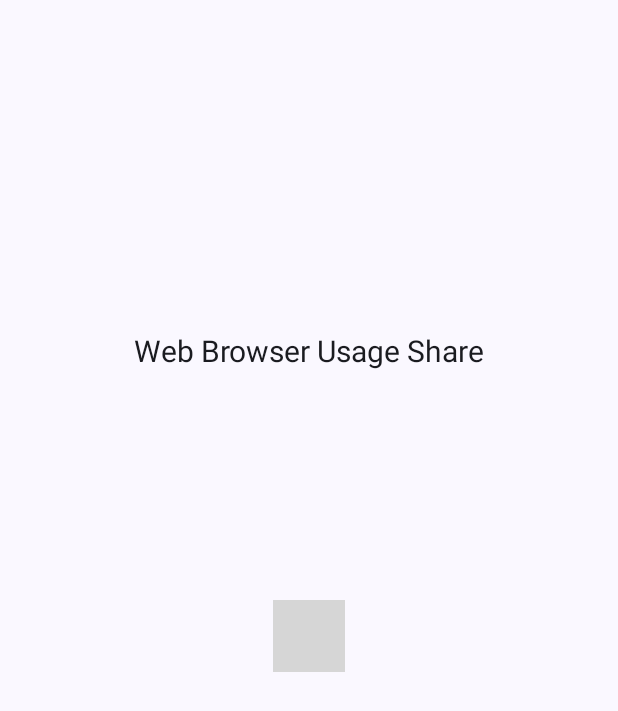
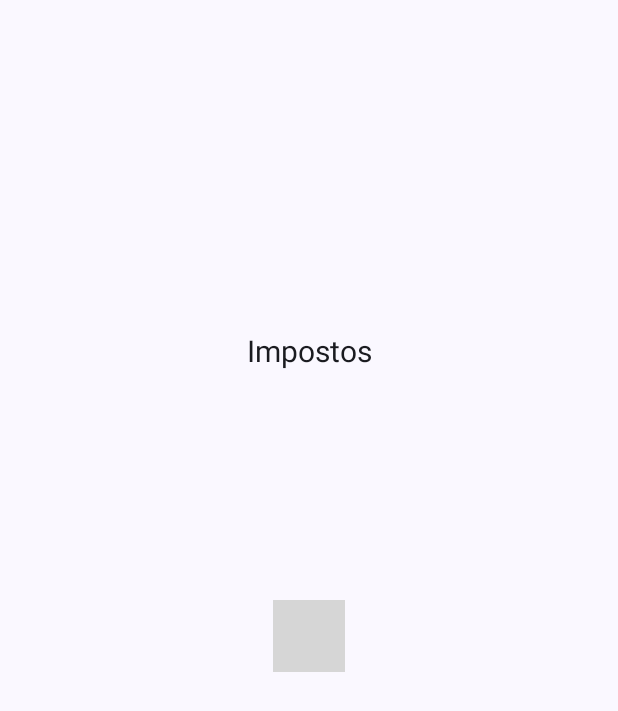
Before and after one commit to gustavodm2/fiscalize-frontend, an Android app built with Jetpack Compose: the SimplesActivity screen opened through its navigation route, on a phone screen of 412 x 824 dp. Shown: the top 711 px of the screen. Run offline under Robolectric (Android 15) with nearby library versions, the light colour scheme and no system bars; our stand-ins replace accompanist; libraries missing offline, so code that uses them is left out: com.github.mikephil.charting; 3 statements that could not run were skipped; grey boxes are pictures that could not be loaded.

Commit message:
minor fix

```diff
--- a/app/src/main/java/com/example/fiscalize/activities/SimplesActivity.kt
+++ b/app/src/main/java/com/example/fiscalize/activities/SimplesActivity.kt
@@ -64,7 +64,7 @@ fun SimplesActivity(modifier: Modifier = Modifier, navController: NavHostControl
                     // on below line we are creating a simple text
                     // and specifying a text as Web browser usage share
                     Text(
-                         text = "Web Browser Usage Share",
+                         text = "Impostos",
 
                          // on below line we are specifying style for our text
                          style = TextStyle(
--- a/app/src/main/java/com/example/fiscalize/model/PieChartModel.kt
+++ b/app/src/main/java/com/example/fiscalize/model/PieChartModel.kt
@@ -6,8 +6,8 @@ data class PieChartData(
 )
 
 val getPieChartData = listOf(
-    PieChartData("Chrome", 34.68F),
-    PieChartData("Firefox", 16.60F),
-    PieChartData("Safari", 16.15F),
-    PieChartData("Internet Explorer", 15.62F),
+    PieChartData("ICMS", 11.98F),
+    PieChartData("INSS", 129.14F),
+    PieChartData("IRPJ", 16.15F),
+    PieChartData("CSLL", 15.62F),
 )
```
